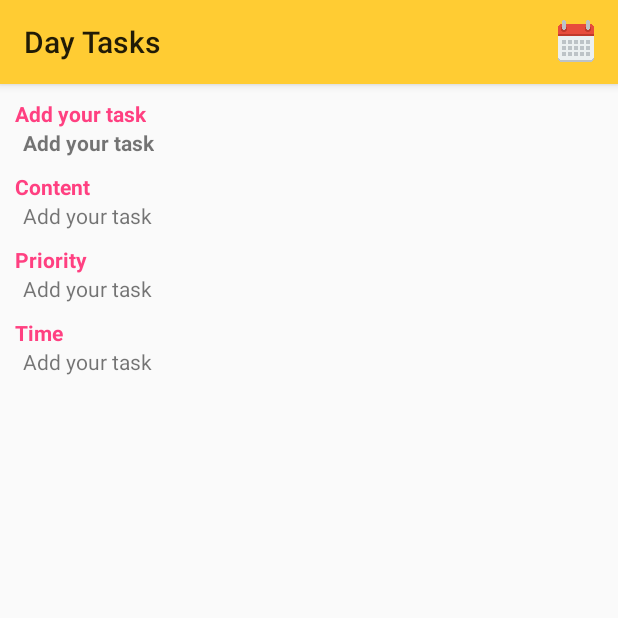
After one commit to phamngocthachlt6c/taskmanager, an Android app: the TaskDetailActivity screen opened directly, with no data from a screen before it, on a phone screen of 412 x 824 dp, the top half of it. The commit adds this screen. Run offline under Robolectric (Android 15) with nearby library versions, the phone set to English and light mode, and no system bars; our stand-ins replace ButterKnife.

```diff
--- a/app/src/main/java/com/ngocthach/taskmanager/common/Constants.java
+++ b/app/src/main/java/com/ngocthach/taskmanager/common/Constants.java
@@ -17,8 +17,14 @@ public class Constants {
         public static final int LOW_PRIOR =2;
     }
 
+    // --------- ADD TASK -----------------//
     public static final int ADD_TASK_REQUEST = 0;
     public static final int ADD_TASK_SUCCESS = 1;
     public static final int ADD_TASK_FAILED = 2;
 
+    // ---------- EDIT TASK --------------//
+    public static final int EDIT_TASK_REQUEST = 3;
+    public static final int EDIT_TASK_SUCCESS = 4;
+    public static final int EDIT_TASK_FAILED = 5;
+
 }
--- a/app/src/main/java/com/ngocthach/taskmanager/ui/activity/AddTaskActivity.java
+++ b/app/src/main/java/com/ngocthach/taskmanager/ui/activity/AddTaskActivity.java
@@ -119,6 +119,7 @@ public class AddTaskActivity extends AppCompatActivity implements View.OnClickLi
                 new Thread(() -> {
                     long success = DataRepository.getInstance(AppDatabase.getInstance(this, new AppExecutors()))
                             .insertTask(insertedTask);
+                    Log.d("aaaaa", "onClick: success = " + success);
                     if(success > 0) {
                         runOnUiThread(() -> {
                             Intent data = new Intent();
--- a/app/src/main/java/com/ngocthach/taskmanager/ui/activity/MainActivity.java
+++ b/app/src/main/java/com/ngocthach/taskmanager/ui/activity/MainActivity.java
@@ -73,7 +73,7 @@ public class MainActivity extends AppCompatActivity {
 
     @Override
     public boolean onCreateOptionsMenu(Menu menu) {
-        getMenuInflater().inflate(R.menu.actionbar_menu, menu);
+        getMenuInflater().inflate(R.menu.actionbar_menu_home, menu);
         return true;
     }
 
--- /dev/null
+++ b/app/src/main/java/com/ngocthach/taskmanager/ui/activity/TaskDetailActivity.java
@@ -0,0 +1,105 @@
+package com.ngocthach.taskmanager.ui.activity;
+
+import android.app.DialogFragment;
+import android.app.FragmentManager;
+import android.app.FragmentTransaction;
+import android.content.Intent;
+import android.os.Bundle;
+import android.support.annotation.Nullable;
+import android.support.v7.app.ActionBar;
+import android.support.v7.app.AppCompatActivity;
+import android.support.v7.widget.Toolbar;
+import android.view.Menu;
+import android.view.MenuItem;
+import android.widget.TextView;
+
+import com.ngocthach.taskmanager.R;
+import com.ngocthach.taskmanager.common.Constants;
+import com.ngocthach.taskmanager.db.entity.TaskEntity;
+import com.ngocthach.taskmanager.ui.fragment.CalendarFragment;
+import com.ngocthach.taskmanager.ui.fragment.EditTaskFragment;
+
+import java.text.SimpleDateFormat;
+import java.util.Date;
+
+import butterknife.BindView;
+import butterknife.ButterKnife;
+
+/**
+ * ${CLASS}
+ * Created by ThachPham on 22/12/2017.
+ */
+
+public class TaskDetailActivity extends AppCompatActivity {
+
+    @BindView(R.id.title)
+    TextView title;
+    @BindView(R.id.content)
+    TextView content;
+    @BindView(R.id.priority)
+    TextView priority;
+    @BindView(R.id.time)
+    TextView time;
+
+    private TaskEntity taskEntity = null;
+
+    @Override
+    protected void onCreate(@Nullable Bundle savedInstanceState) {
+        super.onCreate(savedInstanceState);
+        setContentView(R.layout.activity_task_detail);
+        ButterKnife.bind(this);
+        Toolbar myToolbar = (Toolbar) findViewById(R.id.my_toolbar);
+        setSupportActionBar(myToolbar);
+
+        taskEntity = getIntent().getParcelableExtra("taskEntity");
+        if(taskEntity != null) {
+            ActionBar actionBar = getSupportActionBar();
+            if(actionBar != null) {
+                actionBar.setTitle(taskEntity.getTitle());
+            }
+
+            title.setText(taskEntity.getTitle());
+            content.setText(taskEntity.getContent());
+            if(taskEntity.getPriority() == Constants.TaskEntity.HIGHT_PRIOR) {
+                priority.setText(getResources().getStringArray(R.array.priority)[Constants.TaskEntity.MEDIUM_PRIOR]);
+                priority.setBackgroundColor(getResources().getColor(R.color.high_priority));
+            } else if(taskEntity.getPriority() == Constants.TaskEntity.MEDIUM_PRIOR) {
+                priority.setText(getResources().getStringArray(R.array.priority)[Constants.TaskEntity.MEDIUM_PRIOR]);
+                priority.setBackgroundColor(getResources().getColor(R.color.medium_priority));
+            } else {
+                priority.setText(getResources().getStringArray(R.array.priority)[Constants.TaskEntity.LOW_PRIOR]);
+                priority.setBackgroundColor(getResources().getColor(R.color.low_priority));
+            }
+            time.setText(taskEntity.getDate().toString());
+        }
+    }
+
+    @Override
+    public boolean onCreateOptionsMenu(Menu menu) {
+        getMenuInflater().inflate(R.menu.actionbar_menu_task_detail, menu);
+        return true;
+    }
+
+    @Override
+    public boolean onOptionsItemSelected(MenuItem item) {
+        switch (item.getItemId()) {
+            case R.id.action_edit:
+                FragmentManager fragmentManager = getFragmentManager();
+                FragmentTransaction fragmentTransaction = fragmentManager.beginTransaction();
+                fragmentTransaction.replace(R.id.container, new EditTaskFragment());
+                fragmentTransaction.addToBackStack(null);
+                fragmentTransaction.commit();
+                return true;
+
+            default:
+                // If we got here, the user's action was not recognized.
+                // Invoke the superclass to handle it.
+                return super.onOptionsItemSelected(item);
+
+        }
+    }
+
+    public TaskEntity getTaskEntity() {
+        return taskEntity;
+    }
+}
--- /dev/null
+++ b/app/src/main/res/layout/activity_task_detail.xml
@@ -0,0 +1,111 @@
+<?xml version="1.0" encoding="utf-8"?>
+<LinearLayout xmlns:android="http://schemas.android.com/apk/res/android"
+    xmlns:app="http://schemas.android.com/apk/res-auto"
+    android:layout_width="match_parent"
+    android:layout_height="match_parent"
+    android:orientation="vertical">
+
+    <android.support.v7.widget.Toolbar
+        android:id="@+id/my_toolbar"
+        android:layout_width="match_parent"
+        android:layout_height="?attr/actionBarSize"
+        android:background="@color/app_color_theme"
+        android:elevation="4dp"
+        android:theme="@style/ThemeOverlay.AppCompat.ActionBar"
+        app:popupTheme="@style/ThemeOverlay.AppCompat.Light" />
+
+    <ScrollView
+        android:layout_width="match_parent"
+        android:layout_height="match_parent">
+
+        <FrameLayout
+            android:id="@+id/container"
+            android:layout_width="match_parent"
+            android:layout_height="wrap_content">
+
+            <LinearLayout
+                android:layout_width="match_parent"
+                android:layout_height="wrap_content"
+                android:orientation="vertical">
+
+                <TextView
+                    android:layout_width="wrap_content"
+                    android:layout_height="wrap_content"
+                    android:layout_marginLeft="@dimen/fragment_text_title_margin_left"
+                    android:layout_marginStart="@dimen/fragment_text_title_margin_left"
+                    android:layout_marginTop="10dp"
+                    android:text="@string/fragment_add_task_title"
+                    android:textColor="@color/fragment_add_task_title_color"
+                    android:textStyle="bold" />
+
+                <TextView
+                    android:id="@+id/title"
+                    android:layout_width="wrap_content"
+                    android:layout_height="wrap_content"
+                    android:layout_marginLeft="15dp"
+                    android:layout_marginStart="15dp"
+                    android:text="@string/fragment_add_task_title"
+                    android:textStyle="bold" />
+
+                <TextView
+                    android:layout_width="wrap_content"
+                    android:layout_height="wrap_content"
+                    android:layout_marginLeft="@dimen/fragment_text_title_margin_left"
+                    android:layout_marginStart="@dimen/fragment_text_title_margin_left"
+                    android:layout_marginTop="10dp"
+                    android:text="@string/fragment_add_task_content_field"
+                    android:textColor="@color/fragment_add_task_title_color"
+                    android:textStyle="bold" />
+
+                <TextView
+                    android:id="@+id/content"
+                    android:layout_width="match_parent"
+                    android:layout_height="wrap_content"
+                    android:layout_marginEnd="15dp"
+                    android:layout_marginLeft="15dp"
+                    android:layout_marginRight="15dp"
+                    android:layout_marginStart="15dp"
+                    android:text="@string/fragment_add_task_title" />
+
+                <TextView
+                    android:layout_width="wrap_content"
+                    android:layout_height="wrap_content"
+                    android:layout_marginLeft="@dimen/fragment_text_title_margin_left"
+                    android:layout_marginStart="@dimen/fragment_text_title_margin_left"
+                    android:layout_marginTop="10dp"
+                    android:text="@string/fragment_text_priority"
+                    android:textColor="@color/fragment_add_task_title_color"
+                    android:textStyle="bold" />
+
+                <TextView
+                    android:id="@+id/priority"
+                    android:layout_width="wrap_content"
+                    android:layout_height="wrap_content"
+                    android:layout_marginLeft="15dp"
+                    android:layout_marginStart="15dp"
+                    android:text="@string/fragment_add_task_title" />
+
+                <TextView
+                    android:layout_width="wrap_content"
+                    android:layout_height="wrap_content"
+                    android:layout_marginLeft="@dimen/fragment_text_title_margin_left"
+                    android:layout_marginStart="@dimen/fragment_text_title_margin_left"
+                    android:layout_marginTop="10dp"
+                    android:text="@string/fragment_text_set_time_content"
+                    android:textColor="@color/fragment_add_task_title_color"
+                    android:textStyle="bold" />
+
+                <TextView
+                    android:id="@+id/time"
+                    android:layout_width="wrap_content"
+                    android:layout_height="wrap_content"
+                    android:layout_marginLeft="15dp"
+                    android:layout_marginStart="15dp"
+                    android:text="@string/fragment_add_task_title" />
+
+            </LinearLayout>
+        </FrameLayout>
+
+    </ScrollView>
+
+</LinearLayout>
--- /dev/null
+++ b/app/src/main/res/menu/actionbar_menu_task_detail.xml
@@ -0,0 +1,9 @@
+<?xml version="1.0" encoding="utf-8"?>
+<menu xmlns:android="http://schemas.android.com/apk/res/android"
+    xmlns:app="http://schemas.android.com/apk/res-auto">
+    <item
+        android:id="@+id/action_edit"
+        android:icon="@mipmap/calendar_icon"
+        android:title="@string/calendar"
+        app:showAsAction="always"/>
+</menu>
--- a/app/src/main/res/values/colors.xml
+++ b/app/src/main/res/values/colors.xml
@@ -1,10 +1,12 @@
 <?xml version="1.0" encoding="utf-8"?>
 <resources>
     <color name="pink">#FF4081</color>
+    <color name="black">#000000</color>
     <color name="colorPrimary">#3F51B5</color>
     <color name="colorPrimaryDark">#303F9F</color>
     <color name="colorAccent">#FF4081</color>
     <color name="app_color_theme">#ffcc33</color>
+    <color name="background_color_theme">#F3F2F2</color>
 
     <color name="light_red">#F79EA9</color>
 
--- a/app/src/main/res/values/dimen.xml
+++ b/app/src/main/res/values/dimen.xml
@@ -9,7 +9,7 @@
     <dimen name="fragment_text_title_margin_left">10dp</dimen>
 
     <!-- task list -->
-    <dimen name="task_item_margin">1dp</dimen>
+    <dimen name="task_item_margin">3dp</dimen>
     <dimen name="icon_size">40dp</dimen>
     <dimen name="notify_icon_size">20dp</dimen>
 
--- a/app/src/main/res/values/strings.xml
+++ b/app/src/main/res/values/strings.xml
@@ -21,6 +21,7 @@
     <string name="fragment_text_set_time_content">Time</string>
     <string name="daily_task">Daily task</string>
     <string name="single_day_task">Single day task</string>
+    <string name="text_edit_task">Done</string>
 
     <string-array name="dayOnWeek">
         <item>Monday</item>
```
Also changed, not shown: app/src/main/AndroidManifest.xml (+8 -0 lines), app/src/main/java/com/ngocthach/taskmanager/ui/adapter/RecyclerTaskListAdapter.java (+24 -0 lines), app/src/main/java/com/ngocthach/taskmanager/ui/fragment/EditTaskFragment.java (added, +77 -0 lines), app/src/main/res/layout/activity_add_task.xml (+16 -10 lines), app/src/main/res/layout/row_footer_item.xml (+20 -8 lines), app/src/main/res/layout/row_task_item.xml (+19 -3 lines), app/src/main/res/menu/actionbar_menu_home.xml (renamed from app/src/main/res/menu/actionbar_menu.xml).
